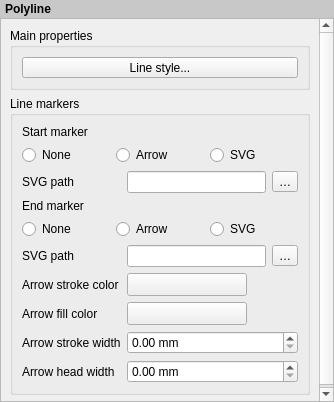
Qt form src/ui/layout/qgslayoutpolylinewidgetbase.ui (qgis/QGIS) before a commit.
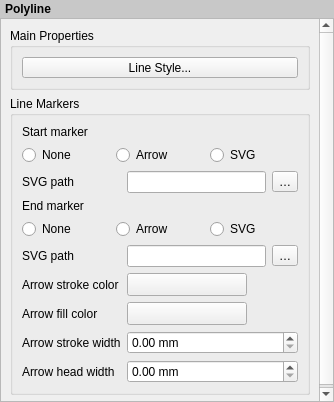
The same form after that commit. Custom widgets are drawn as their Qt base class.

The edit to the form file:
```diff
--- a/src/ui/layout/qgslayoutpolylinewidgetbase.ui
+++ b/src/ui/layout/qgslayoutpolylinewidgetbase.ui
@@ -66,7 +66,7 @@
           <enum>Qt::StrongFocus</enum>
          </property>
          <property name="title">
-          <string>Main properties</string>
+          <string>Main Properties</string>
          </property>
          <property name="syncGroup" stdset="0">
           <string notr="true">composeritem</string>
@@ -84,7 +84,7 @@
              </sizepolicy>
             </property>
             <property name="text">
-             <string>Line style...</string>
+             <string>Line Style...</string>
             </property>
            </widget>
           </item>
@@ -97,7 +97,7 @@
           <enum>Qt::StrongFocus</enum>
          </property>
          <property name="title">
-          <string>Line markers</string>
+          <string>Line Markers</string>
          </property>
          <property name="syncGroup" stdset="0">
           <string notr="true">composeritem</string>
```
